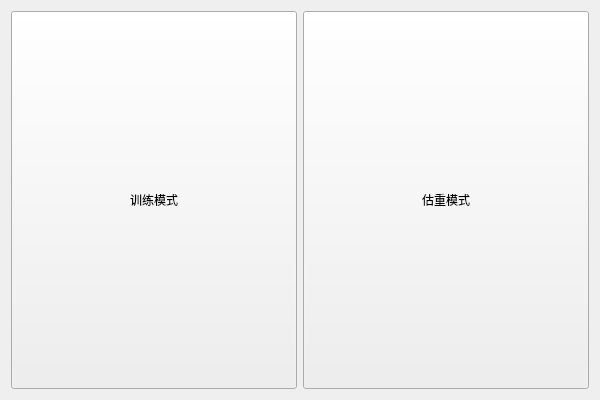
This is OrbbecDemo_windows/MainWindow.ui in Lvjihong/OrbbecAndQt as Qt 5 draws it before an edit. The edited form follows.
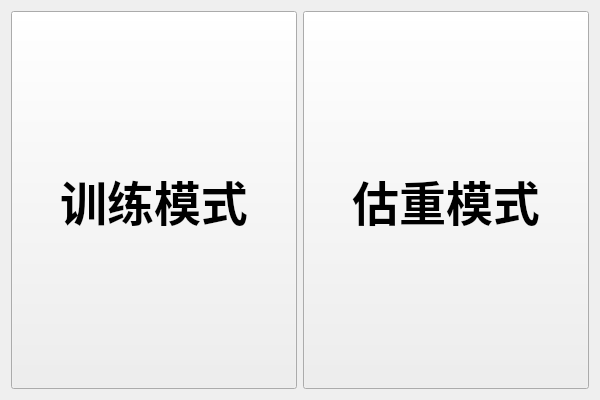
This is the edited form.

Diff of the .ui file:
```diff
--- a/OrbbecDemo_windows/MainWindow.ui
+++ b/OrbbecDemo_windows/MainWindow.ui
@@ -26,6 +26,14 @@
         <verstretch>0</verstretch>
        </sizepolicy>
       </property>
+      <property name="font">
+       <font>
+        <family>黑体</family>
+        <pointsize>35</pointsize>
+        <weight>75</weight>
+        <bold>true</bold>
+       </font>
+      </property>
       <property name="text">
        <string>训练模式</string>
       </property>
@@ -48,6 +56,14 @@
         <verstretch>0</verstretch>
        </sizepolicy>
       </property>
+      <property name="font">
+       <font>
+        <family>黑体</family>
+        <pointsize>35</pointsize>
+        <weight>75</weight>
+        <bold>true</bold>
+       </font>
+      </property>
       <property name="text">
        <string>估重模式</string>
       </property>
```
